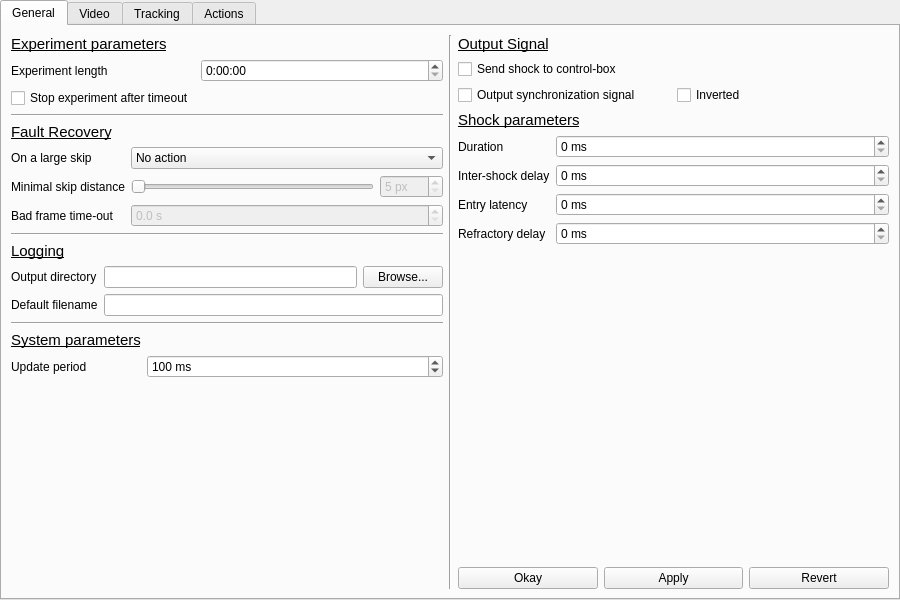
First picture: the form in gui/configwindow.ui, repository fgu-cas/kachna-tracker, before the edit.
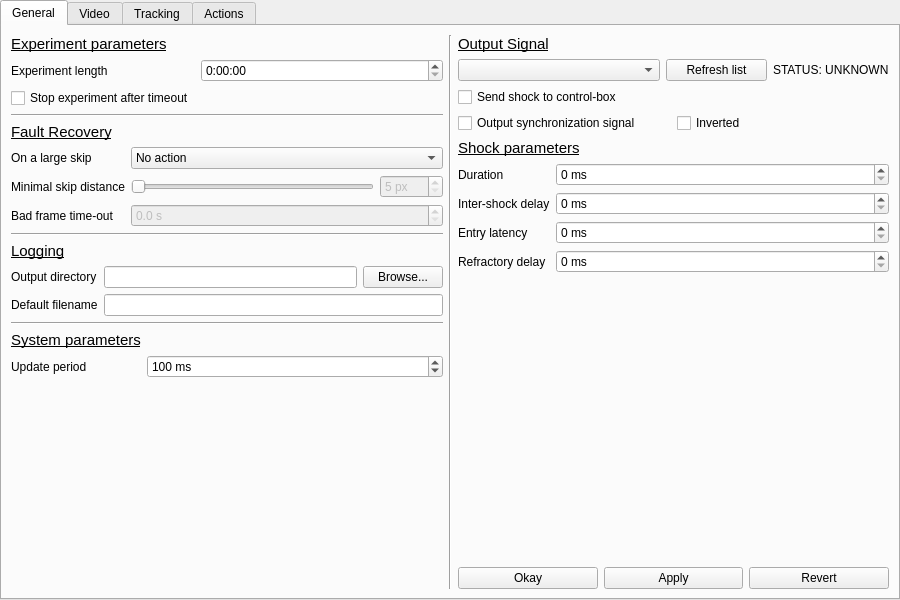
Second picture: the form after the edit. Icons and pictures are not drawn. Custom widgets are drawn as their Qt base class.

```diff
--- a/gui/configwindow.ui
+++ b/gui/configwindow.ui
@@ -340,6 +340,27 @@
         </property>
        </widget>
       </item>
+      <item>
+       <layout class="QHBoxLayout" name="horizontalLayout_8" stretch="2,1,1">
+        <item>
+         <widget class="QComboBox" name="portComboBox"/>
+        </item>
+        <item>
+         <widget class="QPushButton" name="refreshPortButton">
+          <property name="text">
+           <string>Refresh list</string>
+          </property>
+         </widget>
+        </item>
+        <item>
+         <widget class="QLabel" name="portStatusLabel">
+          <property name="text">
+           <string>STATUS: UNKNOWN</string>
+          </property>
+         </widget>
+        </item>
+       </layout>
+      </item>
       <item>
        <widget class="QCheckBox" name="shockBox">
         <property name="text">
```
